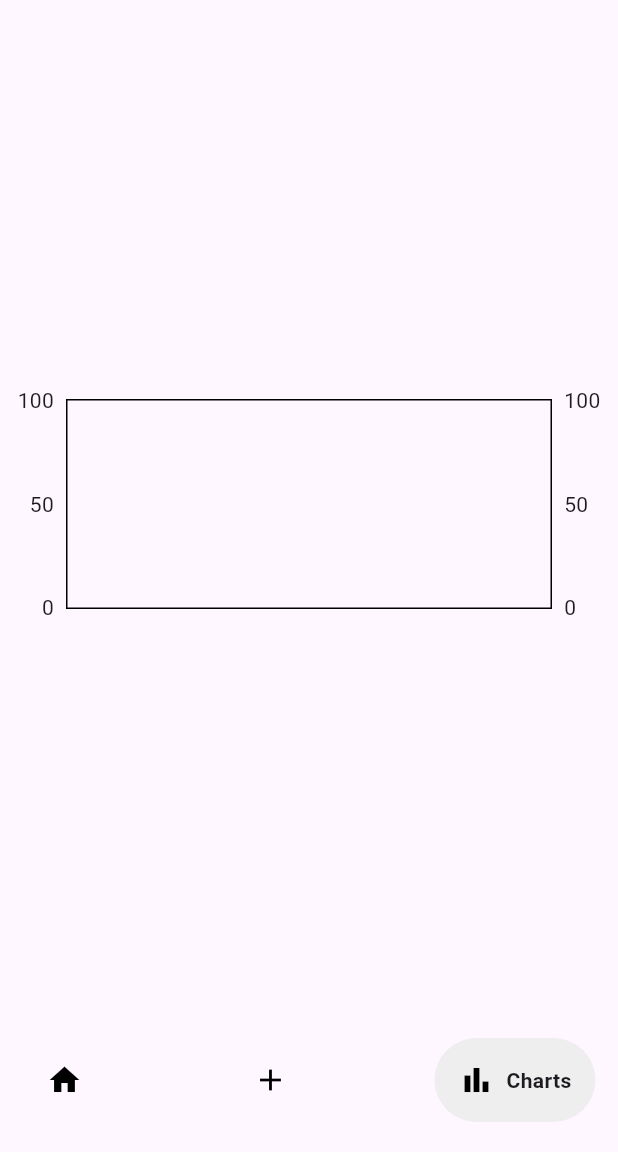
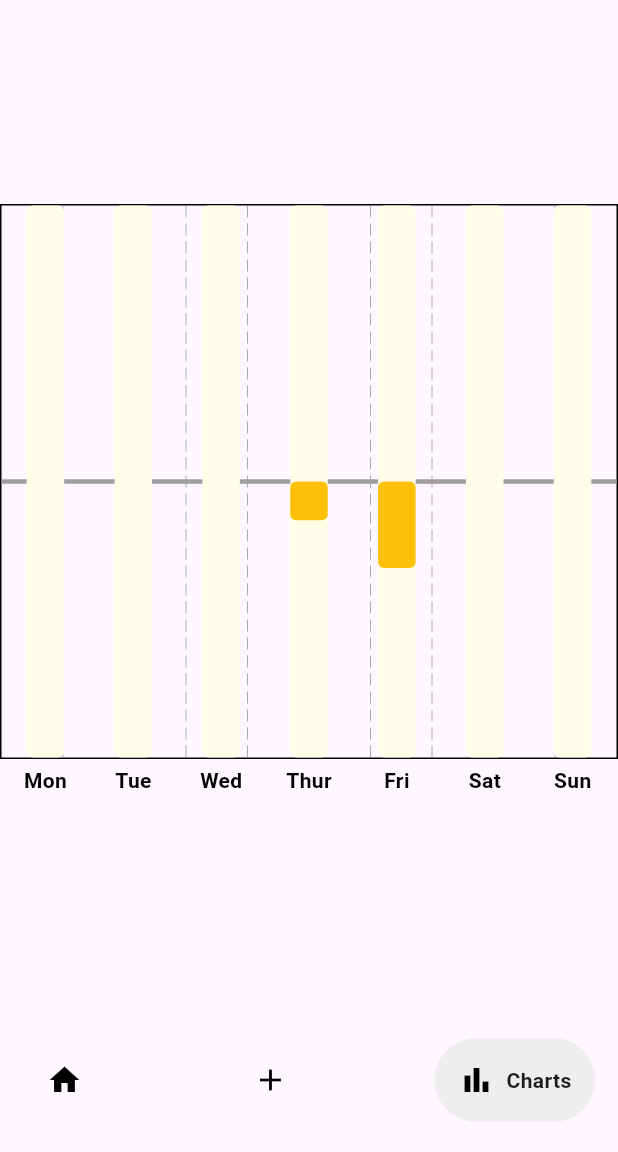
Before and after one commit to SoerenHelmreich/ExpenseTracker, a Flutter app: the screen it shows after launch, item 3 of the bottom bar chosen, on a phone screen of 412 x 824 dp, the part 84-1236 px from its top. Run offline on Flutter 3.47's test engine with Material 2 defaults, Android fonts, the phone set to English and light mode, and no system bars; drawn by our look-alikes of fl_chart, google_nav_bar.

Commit message:
Added Bar Graph with Functionality

```diff
--- a/expense_tracker/lib/components/bar graph/bar_graph.dart
+++ b/expense_tracker/lib/components/bar graph/bar_graph.dart
@@ -22,24 +22,43 @@ class MyBarGraph extends StatelessWidget {
 
     return BarChart(
       BarChartData(
-        maxY: 100,
-        minY: 0,
-        gridData: FlGridData(show: false),
+        maxY: 30,
+        minY: -30,
+        titlesData: titlesData,
+        alignment: BarChartAlignment.spaceAround,
+        gridData: FlGridData(
+          show: true,
+          checkToShowHorizontalLine: (value) => value % 5 == 0,
+          getDrawingHorizontalLine: (value) {
+            if (value == 0) {
+              return FlLine(
+                color: Colors.grey,
+                strokeWidth: 3,
+              );
+            }
+            return FlLine(
+              color: Colors.green.withAlpha(0),
+              strokeWidth: 0.8,
+            );
+          },
+        ),
         barGroups: myBarData.barData
             .map(
               (data) => BarChartGroupData(
                 x: data.position,
                 barRods: [
                   BarChartRodData(
-                      toY: data.height,
-                      color: Colors.amber[200],
-                      width: 25,
-                      borderRadius: BorderRadius.circular(4),
-                      backDrawRodData: BackgroundBarChartRodData(
-                        show: true,
-                        toY: 100,
-                        color: Colors.grey[200],
-                      ))
+                    toY: data.height,
+                    color: Colors.amber,
+                    width: 25,
+                    borderRadius: BorderRadius.circular(4),
+                    backDrawRodData: BackgroundBarChartRodData(
+                      show: true,
+                      toY: 30,
+                      fromY: -30,
+                      color: Colors.yellow[50],
+                    ),
+                  ),
                 ],
               ),
             )
@@ -48,3 +67,63 @@ class MyBarGraph extends StatelessWidget {
     );
   }
 }
+
+FlTitlesData get titlesData => FlTitlesData(
+      show: true,
+      bottomTitles: AxisTitles(
+        sideTitles: SideTitles(
+          showTitles: true,
+          reservedSize: 30,
+          getTitlesWidget: getTitles,
+        ),
+      ),
+      leftTitles: AxisTitles(
+        sideTitles: SideTitles(showTitles: false),
+      ),
+      topTitles: AxisTitles(
+        sideTitles: SideTitles(showTitles: false),
+      ),
+      rightTitles: AxisTitles(
+        sideTitles: SideTitles(showTitles: false),
+      ),
+    );
+
+Widget getTitles(double value, TitleMeta meta) {
+  final style = TextStyle(
+    color: Colors.black,
+    fontWeight: FontWeight.bold,
+    fontSize: 14,
+  );
+  String text;
+  switch (value.toInt()) {
+    case 0:
+      text = 'Mon';
+      break;
+    case 1:
+      text = 'Tue';
+      break;
+    case 2:
+      text = 'Wed';
+      break;
+    case 3:
+      text = 'Thur';
+      break;
+    case 4:
+      text = 'Fri';
+      break;
+    case 5:
+      text = 'Sat';
+      break;
+    case 6:
+      text = 'Sun';
+      break;
+    default:
+      text = '';
+      break;
+  }
+  return SideTitleWidget(
+    axisSide: meta.axisSide,
+    space: 4,
+    child: Text(text, style: style),
+  );
+}
--- a/expense_tracker/lib/data/expense_data.dart
+++ b/expense_tracker/lib/data/expense_data.dart
@@ -150,4 +150,20 @@ class ExpenseData {
     }
     return dailyExpenseSummary;
   }
+
+  //take the Start of week in yyyymmdd and return a List of expenses from this week
+  List<double> getWeekSummary(String StartOfWeekDate) {
+    Map<String, double> dailyExpenseSummary = calculateDailyExpenseSummary();
+
+    List<double> WeeklyExpenses = List.filled(7, 0);
+
+    DateTime StartOfWeekDateTime = createDateTimeObject(StartOfWeekDate);
+
+    for (var i = 0; i < 6; i++) {
+      String dayInyyyymmdd =
+          dateTimeToString(StartOfWeekDateTime.add(Duration(days: i)));
+      WeeklyExpenses[i] = dailyExpenseSummary[dayInyyyymmdd] ?? 0;
+    }
+    return WeeklyExpenses;
+  }
 }
--- a/expense_tracker/lib/screens/charts.dart
+++ b/expense_tracker/lib/screens/charts.dart
@@ -1,6 +1,8 @@
 import 'package:expense_tracker/components/bar%20graph/bar_graph.dart';
 import 'package:expense_tracker/components/line_chart.dart';
 import 'package:flutter/material.dart';
+
+import '../data/expense_data.dart';
 
 class MyCharts extends StatefulWidget {
   const MyCharts({super.key});
@@ -10,22 +12,16 @@ class MyCharts extends StatefulWidget {
 }
 
 class _MyChartsState extends State<MyCharts> {
-  List<double> weeklySummary = [
-    20.00,
-    10.20,
-    5.30,
-    15.23,
-    12.99,
-    15.00,
-    3.20,
-  ];
+  ExpenseData expenses = ExpenseData();
+
+  late List<double> weeklySummary = expenses.getWeekSummary("20230227");
 
   @override
   Widget build(BuildContext context) {
     return Scaffold(
       body: Center(
         child: SizedBox(
-          height: 200,
+          height: 400,
           child: MyBarGraph(
             weeklySummary: weeklySummary,
           ),
```
Also changed, not shown: expense_tracker/lib/components/bar graph/bar_data.dart (+9 -7 lines).
